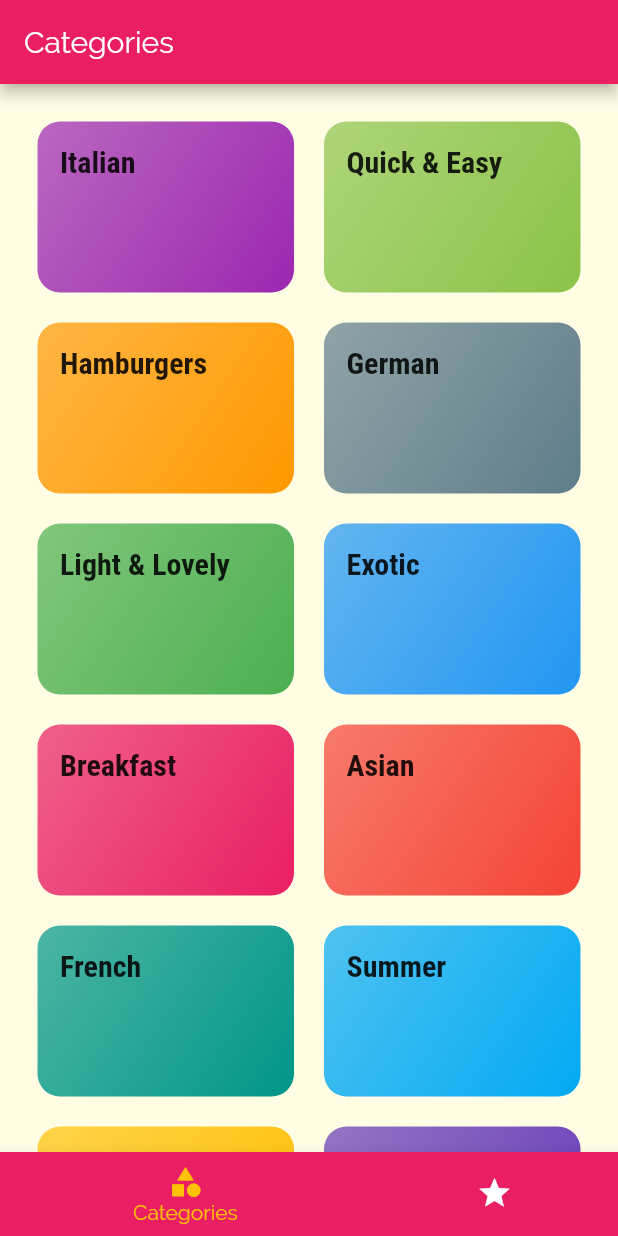
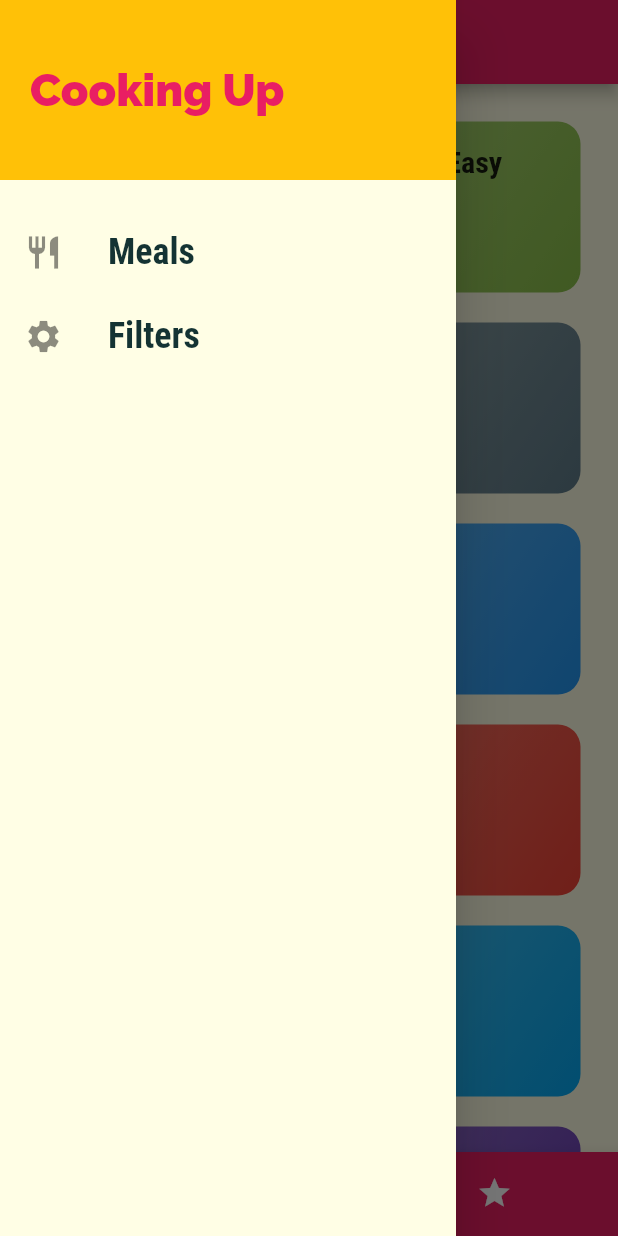
Before and after one commit to Sarjhana/RecipeApp, a Flutter app: the screen it shows after launch, with the side drawer open (before the commit the screen has no drawer), on a phone screen of 412 x 824 dp. Run offline on Flutter 3.47's test engine with Material 2 defaults, Android fonts, the phone set to English and light mode, and no system bars.

Commit message:
custom drawer styling

```diff
--- a/lib/screens/tabs_screen.dart
+++ b/lib/screens/tabs_screen.dart
@@ -1,5 +1,6 @@
 import 'package:flutter/material.dart';
 
+import '../widgets/main_drawer.dart';
 import './favourites_screen.dart';
 import './categories_screen.dart';
 
@@ -29,6 +30,7 @@ class _TabsScreenState extends State<TabsScreen> {
         appBar: AppBar(
           title: Text(_pages[_selectedPageIndex]['title']),
         ),
+        drawer: MainDrawer(),
         body: _pages[_selectedPageIndex]['page'],
         bottomNavigationBar: BottomNavigationBar(
         backgroundColor: Theme.of(context).primaryColor,
--- /dev/null
+++ b/lib/widgets/main_drawer.dart
@@ -0,0 +1,45 @@
+import 'package:flutter/material.dart';
+
+class MainDrawer extends StatelessWidget {
+
+  Widget buildListTile(String title, IconData icon){
+    return ListTile(
+          leading: Icon(icon, size: 26,),
+          title: Text(
+            title,
+            style: TextStyle(
+              fontFamily: 'RobotoCondensed',
+              fontSize: 24,
+              fontWeight: FontWeight.bold,
+              ),
+            ),
+          onTap: () {
+
+          },
+        );
+  }
+  @override
+  Widget build(BuildContext context) {
+    return Drawer(
+      child: Column(children: <Widget>[
+        Container(
+          height: 120,
+          width: double.infinity,
+          padding: EdgeInsets.all(20),
+          alignment: Alignment.centerLeft,
+          color: Theme.of(context).accentColor,
+          child: Text('Cooking Up', style: TextStyle(
+            fontWeight: FontWeight.w900,
+            fontSize: 30,
+            color: Theme.of(context).primaryColor
+          ),
+          ),
+        ),
+        SizedBox(height: 20,),
+        buildListTile('Meals', Icons.restaurant),
+        buildListTile('Filters', Icons.settings),
+      ],
+      ),
+    );
+  }
+}
```
